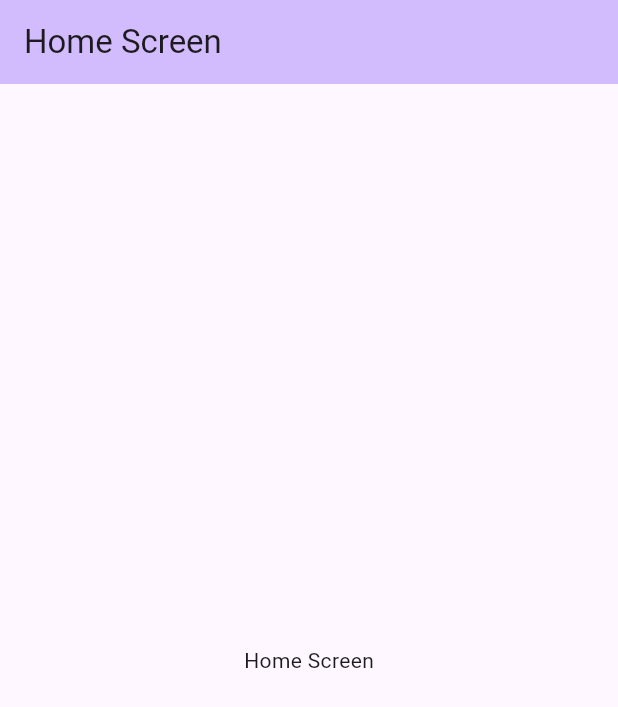
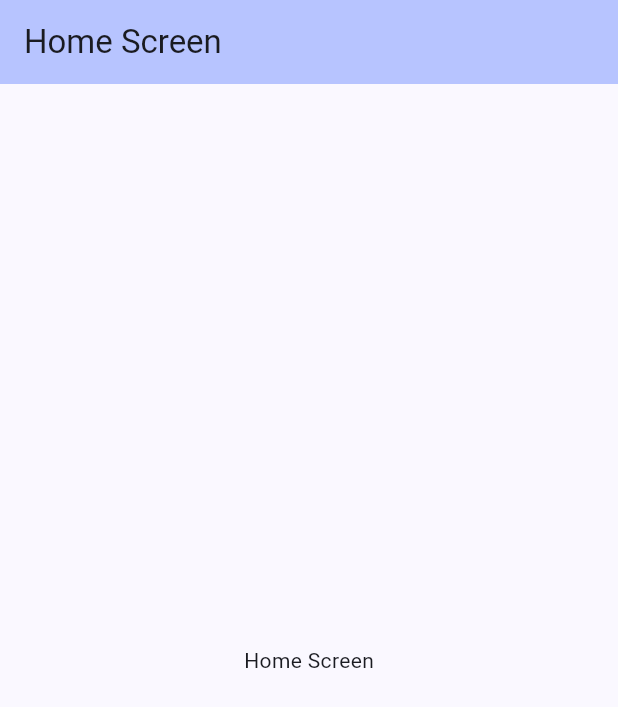
Before and after one commit to infinitetrinity/hop_pos, a Flutter app: the screen it shows after launch, on a phone screen of 412 x 824 dp. Shown: the top 707 px of the screen. Run offline on Flutter 3.47's test engine with Material 3 defaults, Android fonts, the light colour scheme and no system bars; our stand-ins replace hooks_riverpod.

Commit message:
Added app colors

```diff
--- /dev/null
+++ b/lib/app/app_colors.dart
@@ -0,0 +1,89 @@
+import 'package:flutter/material.dart';
+
+class AppColors {
+  static const white = Color(0xFFFFFFFF);
+
+  static const gray50 = Color(0xFFF8FAFC);
+  static const gray100 = Color(0xFFF1F5F9);
+  static const gray200 = Color(0xFFE2E8F0);
+  static const gray300 = Color(0xFFCBD5E1);
+  static const gray400 = Color(0xFF94A3B8);
+  static const gray500 = Color(0xFF64748B);
+  static const gray600 = Color(0xFF475569);
+  static const gray700 = Color(0xFF334155);
+  static const gray800 = Color(0xFF1E293B);
+  static const gray900 = Color(0xFF0F172A);
+  static const gray950 = Color(0xFF020617);
+
+  static const brand50 = Color(0xFFeff6ff);
+  static const brand100 = Color(0xFFdbeafe);
+  static const brand200 = Color(0xFFbfdbfe);
+  static const brand300 = Color(0xFF93c5fd);
+  static const brand400 = Color(0xFF60a5fa);
+  static const brand500 = Color(0xFF3b82f6);
+  static const brand600 = Color(0xFF2563eb);
+  static const brand700 = Color(0xFF1d4ed8);
+  static const brand800 = Color(0xFF1e40af);
+  static const brand900 = Color(0xFF1e3a8a);
+  static const brand950 = Color(0xFF172554);
+
+  static const green50 = Color(0xFFF0FDF4);
+  static const green100 = Color(0xFFDCFCE7);
+  static const green200 = Color(0xFFBBF7D0);
+  static const green300 = Color(0xFF86EFAC);
+  static const green400 = Color(0xFF4ADE80);
+  static const green500 = Color(0xFF22C55E);
+  static const green600 = Color(0xFF16A34A);
+  static const green700 = Color(0xFF15803D);
+  static const green800 = Color(0xFF166534);
+  static const green900 = Color(0xFF14532D);
+  static const green950 = Color(0xFF052E16);
+
+  static const red50 = Color(0xFFfef2f2);
+  static const red100 = Color(0xFFfee2e2);
+  static const red200 = Color(0xFFfecaca);
+  static const red300 = Color(0xFFfca5a5);
+  static const red400 = Color(0xFFf87171);
+  static const red500 = Color(0xFFef4444);
+  static const red600 = Color(0xFFdc2626);
+  static const red700 = Color(0xFFb91c1c);
+  static const red800 = Color(0xFF7f1d1d);
+  static const red900 = Color(0xFF991b1b);
+  static const red950 = Color(0xFF450a0a);
+
+  static const blue50 = Color(0xFFeff6ff);
+  static const blue100 = Color(0xFFdbeafe);
+  static const blue200 = Color(0xFFbfdbfe);
+  static const blue300 = Color(0xFF93c5fd);
+  static const blue400 = Color(0xFF60a5fa);
+  static const blue500 = Color(0xFF3b82f6);
+  static const blue600 = Color(0xFF2563eb);
+  static const blue700 = Color(0xFF1d4ed8);
+  static const blue800 = Color(0xFF1e40af);
+  static const blue900 = Color(0xFF1e3a8a);
+  static const blue950 = Color(0xFF172554);
+
+  static const yellow50 = Color(0xFFfefce8);
+  static const yellow100 = Color(0xFFfef9c3);
+  static const yellow200 = Color(0xFFfef08a);
+  static const yellow300 = Color(0xFFfde047);
+  static const yellow400 = Color(0xFFfacc15);
+  static const yellow500 = Color(0xFFeab308);
+  static const yellow600 = Color(0xFFca8a04);
+  static const yellow700 = Color(0xFFa16207);
+  static const yellow800 = Color(0xFF854d0e);
+  static const yellow900 = Color(0xFF713f12);
+  static const yellow950 = Color(0xFF422006);
+
+  static const purple50 = Color(0xFFfaf5ff);
+  static const purple100 = Color(0xFFf3e8ff);
+  static const purple200 = Color(0xFFe9d5ff);
+  static const purple300 = Color(0xFFd8b4fe);
+  static const purple400 = Color(0xFFc084fc);
+  static const purple500 = Color(0xFFa855f7);
+  static const purple600 = Color(0xFF9333ea);
+  static const purple700 = Color(0xFF7e22ce);
+  static const purple800 = Color(0xFF6b21a8);
+  static const purple900 = Color(0xFF581c87);
+  static const purple950 = Color(0xFF3b0764);
+}
--- a/lib/main.dart
+++ b/lib/main.dart
@@ -1,5 +1,6 @@
 import 'package:flutter/material.dart';
 import 'package:hooks_riverpod/hooks_riverpod.dart';
+import 'package:hop_pos/app/app_colors.dart';
 import 'package:hop_pos/src/home/screens/home_screen.dart';
 
 void main() {
@@ -15,7 +16,7 @@ class MyApp extends StatelessWidget {
     return MaterialApp(
       title: 'HOP POS',
       theme: ThemeData(
-        colorScheme: ColorScheme.fromSeed(seedColor: Colors.deepPurple),
+        colorScheme: ColorScheme.fromSeed(seedColor: AppColors.brand700),
         useMaterial3: true,
       ),
       home: const HomeScreen(),
```
